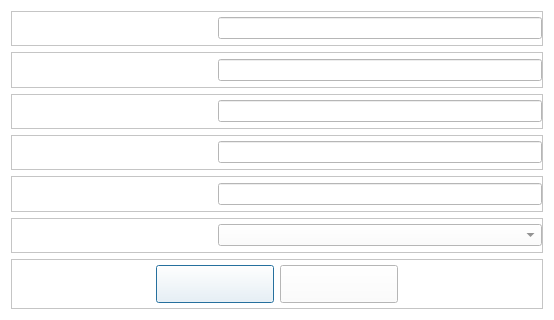
Before: the Qt Designer form CaX/dialog/setup/formdialog.ui in fsest4u/CaX_03, drawn with Qt 5.
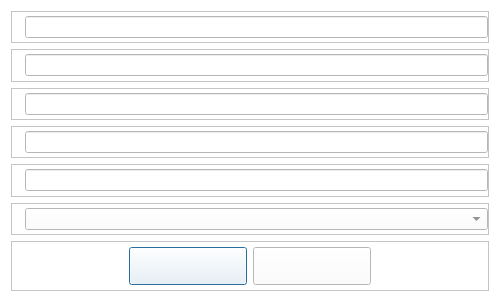
After: the same form once the commit is applied. Icons and pictures are not drawn.

Commit message: [v2.1 20220321 / no39] 설정에서 FormDialog 의 문구가 오른쪽으로 치우쳐 보이는 현상 수정

```diff
--- a/CaX/dialog/setup/formdialog.ui
+++ b/CaX/dialog/setup/formdialog.ui
@@ -6,8 +6,8 @@
    <rect>
     <x>0</x>
     <y>0</y>
-    <width>554</width>
-    <height>320</height>
+    <width>500</width>
+    <height>302</height>
    </rect>
   </property>
   <property name="maximumSize">
@@ -69,6 +69,12 @@
       </property>
       <item>
        <widget class="QLabel" name="labelKey3">
+        <property name="sizePolicy">
+         <sizepolicy hsizetype="Maximum" vsizetype="Preferred">
+          <horstretch>0</horstretch>
+          <verstretch>0</verstretch>
+         </sizepolicy>
+        </property>
         <property name="minimumSize">
          <size>
           <width>0</width>
@@ -77,7 +83,7 @@
         </property>
         <property name="maximumSize">
          <size>
-          <width>200</width>
+          <width>16777215</width>
           <height>16777215</height>
          </size>
         </property>
@@ -91,6 +97,9 @@
           <verstretch>0</verstretch>
          </sizepolicy>
         </property>
+        <property name="alignment">
+         <set>Qt::AlignCenter</set>
+        </property>
         <property name="readOnly">
          <bool>true</bool>
         </property>
@@ -128,6 +137,12 @@
       </property>
       <item>
        <widget class="QLabel" name="labelKey2">
+        <property name="sizePolicy">
+         <sizepolicy hsizetype="Maximum" vsizetype="Preferred">
+          <horstretch>0</horstretch>
+          <verstretch>0</verstretch>
+         </sizepolicy>
+        </property>
         <property name="minimumSize">
          <size>
           <width>0</width>
@@ -136,7 +151,7 @@
         </property>
         <property name="maximumSize">
          <size>
-          <width>200</width>
+          <width>16777215</width>
           <height>16777215</height>
          </size>
         </property>
@@ -150,6 +165,9 @@
           <verstretch>0</verstretch>
          </sizepolicy>
         </property>
+        <property name="alignment">
+         <set>Qt::AlignCenter</set>
+        </property>
         <property name="readOnly">
          <bool>true</bool>
         </property>
@@ -181,6 +199,12 @@
       </property>
       <item>
        <widget class="QLabel" name="labelKey1">
+        <property name="sizePolicy">
+         <sizepolicy hsizetype="Maximum" vsizetype="Preferred">
+          <horstretch>0</horstretch>
+          <verstretch>0</verstretch>
+         </sizepolicy>
+        </property>
         <property name="minimumSize">
          <size>
           <width>0</width>
@@ -189,7 +213,7 @@
         </property>
         <property name="maximumSize">
          <size>
-          <width>200</width>
+          <width>16777215</width>
           <height>16777215</height>
          </size>
         </property>
@@ -203,6 +227,9 @@
           <verstretch>0</verstretch>
          </sizepolicy>
         </property>
+        <property name="alignment">
+         <set>Qt::AlignCenter</set>
+        </property>
         <property name="readOnly">
          <bool>true</bool>
         </property>
@@ -354,6 +381,12 @@
       </property>
       <item>
        <widget class="QLabel" name="labelKey0">
+        <property name="sizePolicy">
+         <sizepolicy hsizetype="Maximum" vsizetype="Preferred">
+          <horstretch>0</horstretch>
+          <verstretch>0</verstretch>
+         </sizepolicy>
+        </property>
         <property name="minimumSize">
          <size>
           <width>0</width>
@@ -362,7 +395,7 @@
         </property>
         <property name="maximumSize">
          <size>
-          <width>200</width>
+          <width>16777215</width>
           <height>16777215</height>
          </size>
         </property>
@@ -376,6 +409,9 @@
           <verstretch>0</verstretch>
          </sizepolicy>
         </property>
+        <property name="alignment">
+         <set>Qt::AlignCenter</set>
+        </property>
         <property name="readOnly">
          <bool>true</bool>
         </property>
@@ -407,6 +443,12 @@
       </property>
       <item>
        <widget class="QLabel" name="labelKey4">
+        <property name="sizePolicy">
+         <sizepolicy hsizetype="Maximum" vsizetype="Preferred">
+          <horstretch>0</horstretch>
+          <verstretch>0</verstretch>
+         </sizepolicy>
+        </property>
         <property name="minimumSize">
          <size>
           <width>0</width>
@@ -415,7 +457,7 @@
         </property>
         <property name="maximumSize">
          <size>
-          <width>200</width>
+          <width>16777215</width>
           <height>16777215</height>
          </size>
         </property>
@@ -429,6 +471,9 @@
           <verstretch>0</verstretch>
          </sizepolicy>
         </property>
+        <property name="alignment">
+         <set>Qt::AlignCenter</set>
+        </property>
         <property name="readOnly">
          <bool>true</bool>
         </property>
@@ -460,9 +505,15 @@
       </property>
       <item>
        <widget class="QLabel" name="labelList">
+        <property name="sizePolicy">
+         <sizepolicy hsizetype="Maximum" vsizetype="Preferred">
+          <horstretch>0</horstretch>
+          <verstretch>0</verstretch>
+         </sizepolicy>
+        </property>
         <property name="maximumSize">
          <size>
-          <width>200</width>
+          <width>16777215</width>
           <height>16777215</height>
          </size>
         </property>
```
